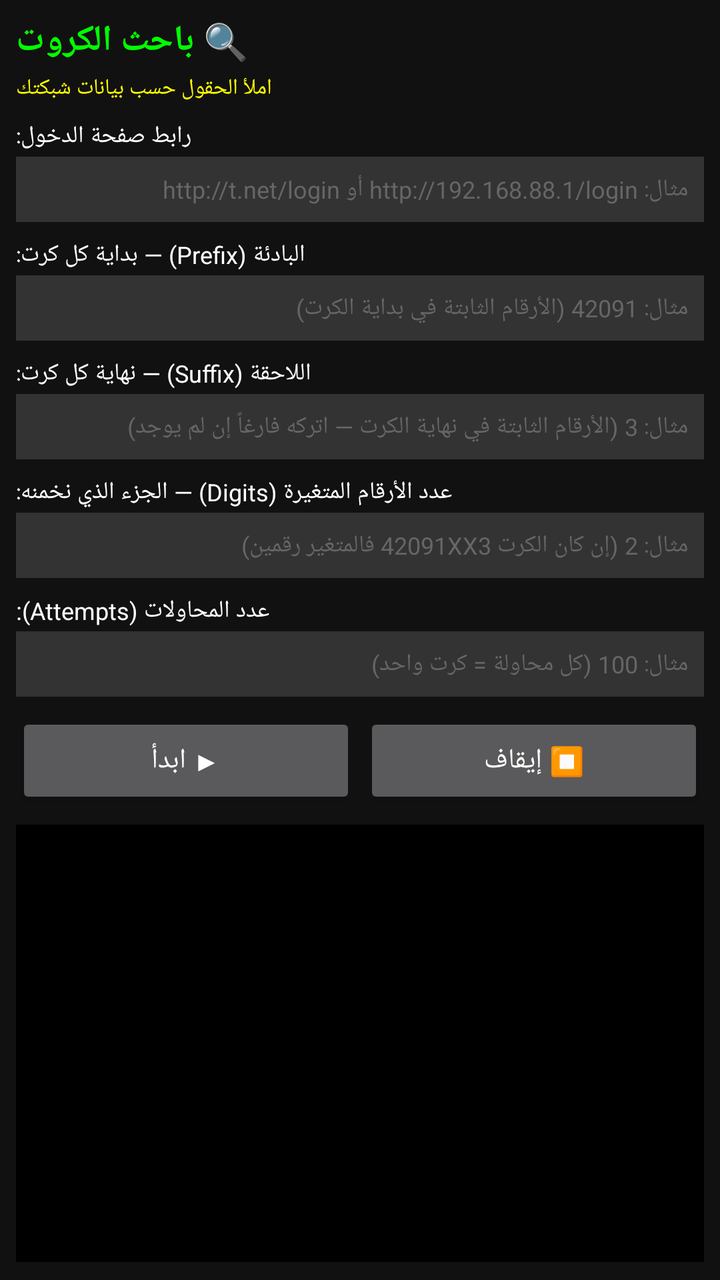
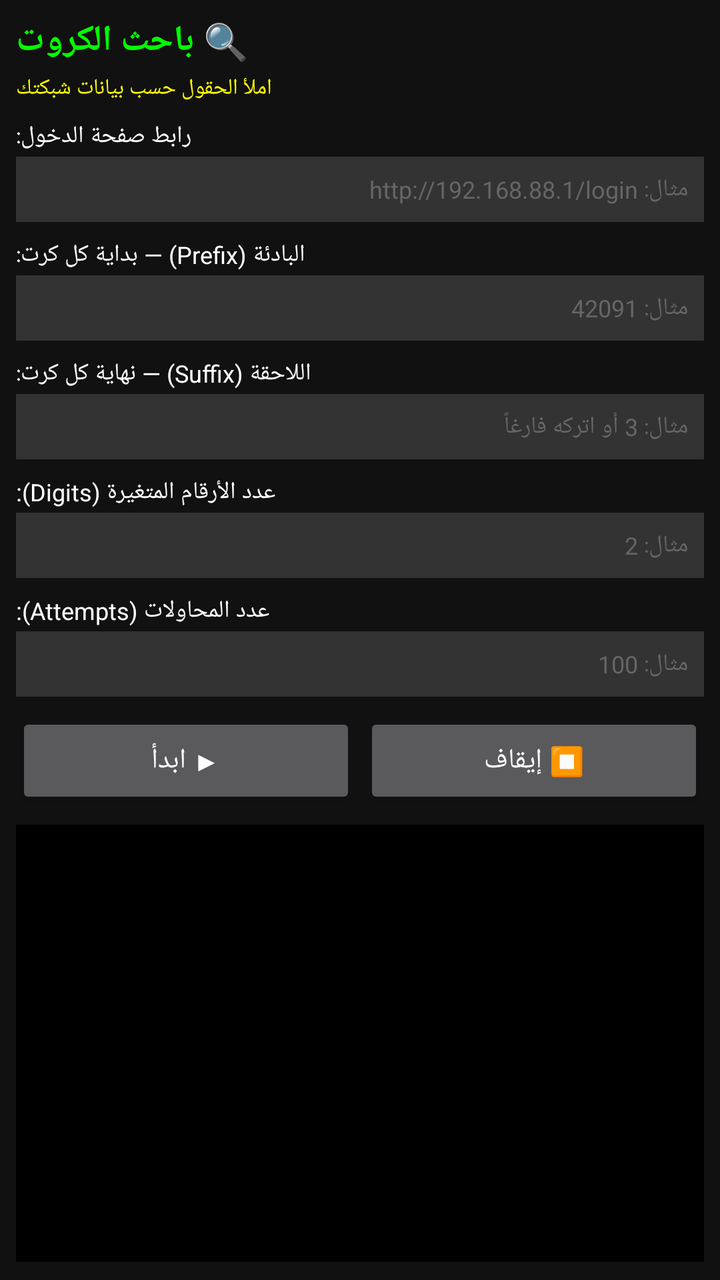

Two renders of the same Android screen: before a commit and after it. Below are the layout's source before the change and the commit's diff.
<!-- AndroidManifest.xml: application theme Theme.AppCompat.NoActionBar -->
<!-- res/layout/activity_finder.xml -->
<?xml version="1.0" encoding="utf-8"?>
<LinearLayout xmlns:android="http://schemas.android.com/apk/res/android"
    android:layout_width="match_parent" android:layout_height="match_parent"
    android:orientation="vertical" android:background="#111" android:padding="8dp">

    <TextView android:layout_width="wrap_content" android:layout_height="wrap_content"
        android:text="🔍 باحث الكروت" android:textColor="#0F0" android:textSize="18sp"
        android:textStyle="bold" android:layout_marginBottom="4dp"/>

    <TextView android:layout_width="wrap_content" android:layout_height="wrap_content"
        android:text="املأ الحقول حسب بيانات شبكتك" android:textColor="#FF0"
        android:textSize="11sp" android:layout_marginBottom="8dp"/>

    
    <TextView android:layout_width="wrap_content" android:layout_height="wrap_content"
        android:text="رابط صفحة الدخول:" android:textColor="#FFF"
        android:textSize="12sp" android:layout_marginBottom="2dp"/>
    <EditText android:id="@+id/etUrl" android:layout_width="match_parent" android:layout_height="wrap_content"
        android:hint="مثال: http://192.168.88.1/login أو http://t.net/login"
        android:textColor="#FFF" android:textColorHint="#666" android:textSize="12sp"
        android:background="#333" android:padding="8dp" android:layout_marginBottom="8dp"
        android:inputType="textUri"/>

    
    <TextView android:layout_width="wrap_content" android:layout_height="wrap_content"
        android:text="البادئة (Prefix) — بداية كل كرت:" android:textColor="#FFF"
        android:textSize="12sp" android:layout_marginBottom="2dp"/>
    <EditText android:id="@+id/etPrefix" android:layout_width="match_parent" android:layout_height="wrap_content"
        android:hint="مثال: 42091 (الأرقام الثابتة في بداية الكرت)"
        android:textColor="#FFF" android:textColorHint="#666" android:textSize="12sp"
        android:background="#333" android:padding="8dp" android:layout_marginBottom="8dp"
        android:inputType="number"/>

    
    <TextView android:layout_width="wrap_content" android:layout_height="wrap_content"
        android:text="اللاحقة (Suffix) — نهاية كل كرت:" android:textColor="#FFF"
        android:textSize="12sp" android:layout_marginBottom="2dp"/>
    <EditText android:id="@+id/etSuffix" android:layout_width="match_parent" android:layout_height="wrap_content"
        android:hint="مثال: 3 (الأرقام الثابتة في نهاية الكرت — اتركه فارغاً إن لم يوجد)"
        android:textColor="#FFF" android:textColorHint="#666" android:textSize="12sp"
        android:background="#333" android:padding="8dp" android:layout_marginBottom="8dp"
        android:inputType="number"/>

    
    <TextView android:layout_width="wrap_content" android:layout_height="wrap_content"
        android:text="عدد الأرقام المتغيرة (Digits) — الجزء الذي نخمنه:" android:textColor="#FFF"
        android:textSize="12sp" android:layout_marginBottom="2dp"/>
    <EditText android:id="@+id/etDigits" android:layout_width="match_parent" android:layout_height="wrap_content"
        android:hint="مثال: 2 (إن كان الكرت 42091XX3 فالمتغير رقمين)"
        android:textColor="#FFF" android:textColorHint="#666" android:textSize="12sp"
        android:background="#333" android:padding="8dp" android:layout_marginBottom="8dp"
        android:inputType="number"/>

    
    <TextView android:layout_width="wrap_content" android:layout_height="wrap_content"
        android:text="عدد المحاولات (Attempts):" android:textColor="#FFF"
        android:textSize="12sp" android:layout_marginBottom="2dp"/>
    <EditText android:id="@+id/etAttempts" android:layout_width="match_parent" android:layout_height="wrap_content"
        android:hint="مثال: 100 (كل محاولة = كرت واحد)"
        android:textColor="#FFF" android:textColorHint="#666" android:textSize="12sp"
        android:background="#333" android:padding="8dp" android:layout_marginBottom="8dp"
        android:inputType="number"/>

    <LinearLayout android:layout_width="match_parent" android:layout_height="wrap_content"
        android:orientation="horizontal" android:layout_marginBottom="8dp">
        <Button android:id="@+id/btnStart" android:layout_width="0dp" android:layout_height="wrap_content"
            android:layout_weight="1" android:text="▶ ابدأ"/>
        <Button android:id="@+id/btnStop" android:layout_width="0dp" android:layout_height="wrap_content"
            android:layout_weight="1" android:text="⏹ إيقاف" android:layout_marginStart="4dp"/>
    </LinearLayout>

    <TextView android:id="@+id/tvLog" android:layout_width="match_parent"
        android:layout_height="0dp" android:layout_weight="1" android:textColor="#0F0"
        android:background="#000" android:padding="6dp" android:textSize="10sp"
        android:fontFamily="monospace" android:scrollbars="vertical"/>

    <WebView android:id="@+id/hiddenWeb" android:layout_width="1dp" android:layout_height="1dp"
        android:visibility="invisible"/>
</LinearLayout>
<!-- resources referenced by this layout -->
<resources>

</resources>

<!-- the commit's change to res/layout/activity_finder.xml (unified diff, before → after) -->
@@ -1,79 +1,163 @@
 <?xml version="1.0" encoding="utf-8"?>
 <LinearLayout xmlns:android="http://schemas.android.com/apk/res/android"
-    android:layout_width="match_parent" android:layout_height="match_parent"
-    android:orientation="vertical" android:background="#111" android:padding="8dp">
+    android:layout_width="match_parent"
+    android:layout_height="match_parent"
+    android:orientation="vertical"
+    android:background="#111111"
+    android:padding="8dp">
 
-    <TextView android:layout_width="wrap_content" android:layout_height="wrap_content"
-        android:text="🔍 باحث الكروت" android:textColor="#0F0" android:textSize="18sp"
-        android:textStyle="bold" android:layout_marginBottom="4dp"/>
+    <TextView
+        android:layout_width="wrap_content"
+        android:layout_height="wrap_content"
+        android:text="🔍 باحث الكروت"
+        android:textColor="#00FF00"
+        android:textSize="18sp"
+        android:textStyle="bold"
+        android:layout_marginBottom="4dp"/>
 
-    <TextView android:layout_width="wrap_content" android:layout_height="wrap_content"
-        android:text="املأ الحقول حسب بيانات شبكتك" android:textColor="#FF0"
-        android:textSize="11sp" android:layout_marginBottom="8dp"/>
+    <TextView
+        android:layout_width="wrap_content"
+        android:layout_height="wrap_content"
+        android:text="املأ الحقول حسب بيانات شبكتك"
+        android:textColor="#FFFF00"
+        android:textSize="11sp"
+        android:layout_marginBottom="8dp"/>
 
-    
-    <TextView android:layout_width="wrap_content" android:layout_height="wrap_content"
-        android:text="رابط صفحة الدخول:" android:textColor="#FFF"
-        android:textSize="12sp" android:layout_marginBottom="2dp"/>
-    <EditText android:id="@+id/etUrl" android:layout_width="match_parent" android:layout_height="wrap_content"
-        android:hint="مثال: http://192.168.88.1/login أو http://t.net/login"
-        android:textColor="#FFF" android:textColorHint="#666" android:textSize="12sp"
-        android:background="#333" android:padding="8dp" android:layout_marginBottom="8dp"
-        android:inputType="textUri"/>
+    <TextView
+        android:layout_width="wrap_content"
+        android:layout_height="wrap_content"
+        android:text="رابط صفحة الدخول:"
+        android:textColor="#FFFFFF"
+        android:textSize="12sp"
+        android:layout_marginBottom="2dp"/>
+    <EditText
+        android:id="@+id/etUrl"
+        android:layout_width="match_parent"
+        android:layout_height="wrap_content"
+        android:hint="مثال: http://192.168.88.1/login"
+        android:textColor="#FFFFFF"
+        android:textColorHint="#666666"
+        android:textSize="12sp"
+        android:background="#333333"
+        android:padding="8dp"
+        android:layout_marginBottom="8dp"
+        android:inputType="text"/>
 
-    
-    <TextView android:layout_width="wrap_content" android:layout_height="wrap_content"
-        android:text="البادئة (Prefix) — بداية كل كرت:" android:textColor="#FFF"
-        android:textSize="12sp" android:layout_marginBottom="2dp"/>
-    <EditText android:id="@+id/etPrefix" android:layout_width="match_parent" android:layout_height="wrap_content"
-        android:hint="مثال: 42091 (الأرقام الثابتة في بداية الكرت)"
-        android:textColor="#FFF" android:textColorHint="#666" android:textSize="12sp"
-        android:background="#333" android:padding="8dp" android:layout_marginBottom="8dp"
-        android:inputType="number"/>
+    <TextView
+        android:layout_width="wrap_content"
+        android:layout_height="wrap_content"
+        android:text="البادئة (Prefix) — بداية كل كرت:"
+        android:textColor="#FFFFFF"
+        android:textSize="12sp"
+        android:layout_marginBottom="2dp"/>
+    <EditText
+        android:id="@+id/etPrefix"
+        android:layout_width="match_parent"
+        android:layout_height="wrap_content"
+        android:hint="مثال: 42091"
+        android:textColor="#FFFFFF"
+        android:textColorHint="#666666"
+        android:textSize="12sp"
+        android:background="#333333"
+        android:padding="8dp"
+        android:layout_marginBottom="8dp"
+        android:inputType="text"/>
 
-    
-    <TextView android:layout_width="wrap_content" android:layout_height="wrap_content"
-        android:text="اللاحقة (Suffix) — نهاية كل كرت:" android:textColor="#FFF"
-        android:textSize="12sp" android:layout_marginBottom="2dp"/>
-    <EditText android:id="@+id/etSuffix" android:layout_width="match_parent" android:layout_height="wrap_content"
-        android:hint="مثال: 3 (الأرقام الثابتة في نهاية الكرت — اتركه فارغاً إن لم يوجد)"
-        android:textColor="#FFF" android:textColorHint="#666" android:textSize="12sp"
-        android:background="#333" android:padding="8dp" android:layout_marginBottom="8dp"
-        android:inputType="number"/>
+    <TextView
+        android:layout_width="wrap_content"
+        android:layout_height="wrap_content"
+        android:text="اللاحقة (Suffix) — نهاية كل كرت:"
+        android:textColor="#FFFFFF"
+        android:textSize="12sp"
+        android:layout_marginBottom="2dp"/>
+    <EditText
+        android:id="@+id/etSuffix"
+        android:layout_width="match_parent"
+        android:layout_height="wrap_content"
+        android:hint="مثال: 3 أو اتركه فارغاً"
+        android:textColor="#FFFFFF"
+        android:textColorHint="#666666"
+        android:textSize="12sp"
+        android:background="#333333"
+        android:padding="8dp"
+        android:layout_marginBottom="8dp"
+        android:inputType="text"/>
 
-    
-    <TextView android:layout_width="wrap_content" android:layout_height="wrap_content"
-        android:text="عدد الأرقام المتغيرة (Digits) — الجزء الذي نخمنه:" android:textColor="#FFF"
-        android:textSize="12sp" android:layout_marginBottom="2dp"/>
-    <EditText android:id="@+id/etDigits" android:layout_width="match_parent" android:layout_height="wrap_content"
-        android:hint="مثال: 2 (إن كان الكرت 42091XX3 فالمتغير رقمين)"
-        android:textColor="#FFF" android:textColorHint="#666" android:textSize="12sp"
-        android:background="#333" android:padding="8dp" android:layout_marginBottom="8dp"
-        android:inputType="number"/>
+    <TextView
+        android:layout_width="wrap_content"
+        android:layout_height="wrap_content"
+        android:text="عدد الأرقام المتغيرة (Digits):"
+        android:textColor="#FFFFFF"
+        android:textSize="12sp"
+        android:layout_marginBottom="2dp"/>
+    <EditText
+        android:id="@+id/etDigits"
+        android:layout_width="match_parent"
+        android:layout_height="wrap_content"
+        android:hint="مثال: 2"
+        android:textColor="#FFFFFF"
+        android:textColorHint="#666666"
+        android:textSize="12sp"
+        android:background="#333333"
+        android:padding="8dp"
+        android:layout_marginBottom="8dp"
+        android:inputType="text"/>
 
-    
-    <TextView android:layout_width="wrap_content" android:layout_height="wrap_content"
-        android:text="عدد المحاولات (Attempts):" android:textColor="#FFF"
-        android:textSize="12sp" android:layout_marginBottom="2dp"/>
-    <EditText android:id="@+id/etAttempts" android:layout_width="match_parent" android:layout_height="wrap_content"
-        android:hint="مثال: 100 (كل محاولة = كرت واحد)"
-        android:textColor="#FFF" android:textColorHint="#666" android:textSize="12sp"
-        android:background="#333" android:padding="8dp" android:layout_marginBottom="8dp"
-        android:inputType="number"/>
+    <TextView
+        android:layout_width="wrap_content"
+        android:layout_height="wrap_content"
+        android:text="عدد المحاولات (Attempts):"
+        android:textColor="#FFFFFF"
+        android:textSize="12sp"
+        android:layout_marginBottom="2dp"/>
+    <EditText
+        android:id="@+id/etAttempts"
+        android:layout_width="match_parent"
+        android:layout_height="wrap_content"
+        android:hint="مثال: 100"
+        android:textColor="#FFFFFF"
+        android:textColorHint="#666666"
+        android:textSize="12sp"
+        android:background="#333333"
+        android:padding="8dp"
+        android:layout_marginBottom="8dp"
+        android:inputType="text"/>
 
-    <LinearLayout android:layout_width="match_parent" android:layout_height="wrap_content"
-        android:orientation="horizontal" android:layout_marginBottom="8dp">
-        <Button android:id="@+id/btnStart" android:layout_width="0dp" android:layout_height="wrap_content"
-            android:layout_weight="1" android:text="▶ ابدأ"/>
-        <Button android:id="@+id/btnStop" android:layout_width="0dp" android:layout_height="wrap_content"
-            android:layout_weight="1" android:text="⏹ إيقاف" android:layout_marginStart="4dp"/>
+    <LinearLayout
+        android:layout_width="match_parent"
+        android:layout_height="wrap_content"
+        android:orientation="horizontal"
+        android:layout_marginBottom="8dp">
+        <Button
+            android:id="@+id/btnStart"
+            android:layout_width="0dp"
+            android:layout_height="wrap_content"
+            android:layout_weight="1"
+            android:text="▶ ابدأ"/>
+        <Button
+            android:id="@+id/btnStop"
+            android:layout_width="0dp"
+            android:layout_height="wrap_content"
+            android:layout_weight="1"
+            android:text="⏹ إيقاف"
+            android:layout_marginStart="4dp"/>
     </LinearLayout>
 
-    <TextView android:id="@+id/tvLog" android:layout_width="match_parent"
-        android:layout_height="0dp" android:layout_weight="1" android:textColor="#0F0"
-        android:background="#000" android:padding="6dp" android:textSize="10sp"
-        android:fontFamily="monospace" android:scrollbars="vertical"/>
+    <TextView
+        android:id="@+id/tvLog"
+        android:layout_width="match_parent"
+        android:layout_height="0dp"
+        android:layout_weight="1"
+        android:textColor="#00FF00"
+        android:background="#000000"
+        android:padding="6dp"
+        android:textSize="10sp"
+        android:fontFamily="monospace"
+        android:scrollbars="vertical"/>
 
-    <WebView android:id="@+id/hiddenWeb" android:layout_width="1dp" android:layout_height="1dp"
+    <WebView
+        android:id="@+id/hiddenWeb"
+        android:layout_width="1dp"
+        android:layout_height="1dp"
         android:visibility="invisible"/>
 </LinearLayout>
